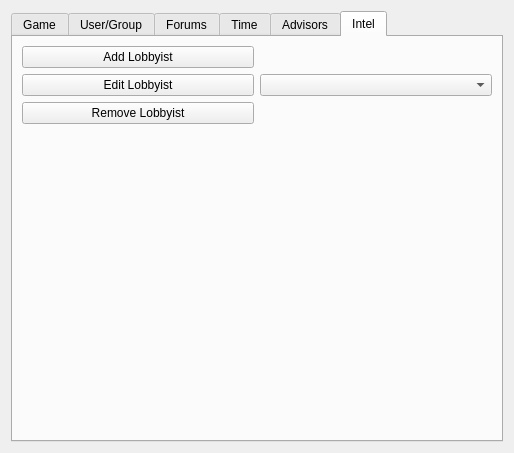
This is ui/EditScenarioForm.ui in dmzdev/stance as Qt 5 draws it before an edit. The edited form follows.
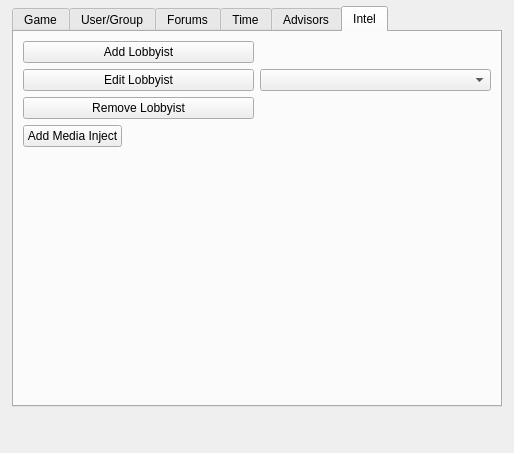
This is the edited form. The open tabs and pages were chosen to show the change.

Commit message: Beginning of media inject code.

Patch:
```diff
--- a/ui/EditScenarioForm.ui
+++ b/ui/EditScenarioForm.ui
@@ -13,9 +13,15 @@
   <property name="windowTitle">
    <string>Form</string>
   </property>
-  <layout class="QVBoxLayout" name="verticalLayout_55">
-   <item>
     <widget class="QTabWidget" name="tabWidget">
+   <property name="geometry">
+    <rect>
+     <x>12</x>
+     <y>6</y>
+     <width>490</width>
+     <height>401</height>
+    </rect>
+   </property>
      <property name="currentIndex">
       <number>0</number>
      </property>
@@ -445,6 +451,30 @@
            </item>
           </layout>
          </item>
+       <item>
+        <layout class="QHBoxLayout" name="horizontalLayout">
+         <item>
+          <widget class="QPushButton" name="addInjectButton">
+           <property name="text">
+            <string>Add Media Inject</string>
+           </property>
+          </widget>
+         </item>
+         <item>
+          <spacer name="horizontalSpacer">
+           <property name="orientation">
+            <enum>Qt::Horizontal</enum>
+           </property>
+           <property name="sizeHint" stdset="0">
+            <size>
+             <width>40</width>
+             <height>20</height>
+            </size>
+           </property>
+          </spacer>
+         </item>
+        </layout>
+       </item>
          <item>
           <spacer name="verticalSpacer_12">
            <property name="orientation">
@@ -463,8 +493,6 @@
       </layout>
      </widget>
     </widget>
-   </item>
-  </layout>
  </widget>
  <resources/>
  <connections/>
```
Left out of the diff: 2 changed lines with no effect on the pictures. Lines whose indentation alone changed are shown as unchanged. The commit also changes 4 other files.
